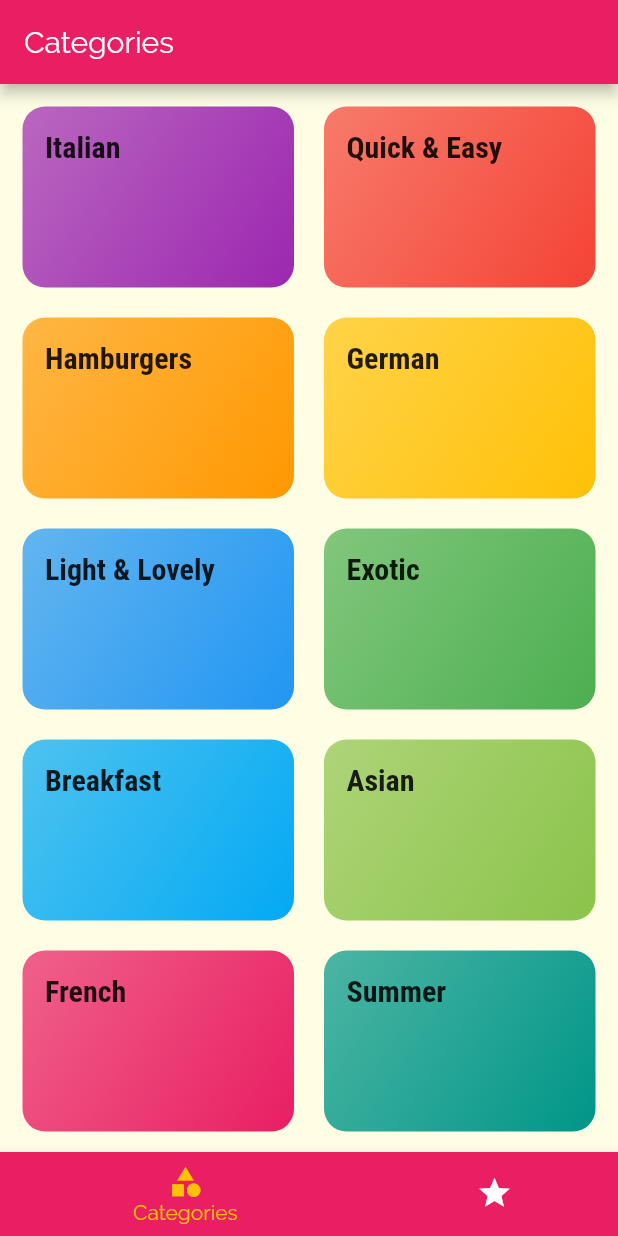
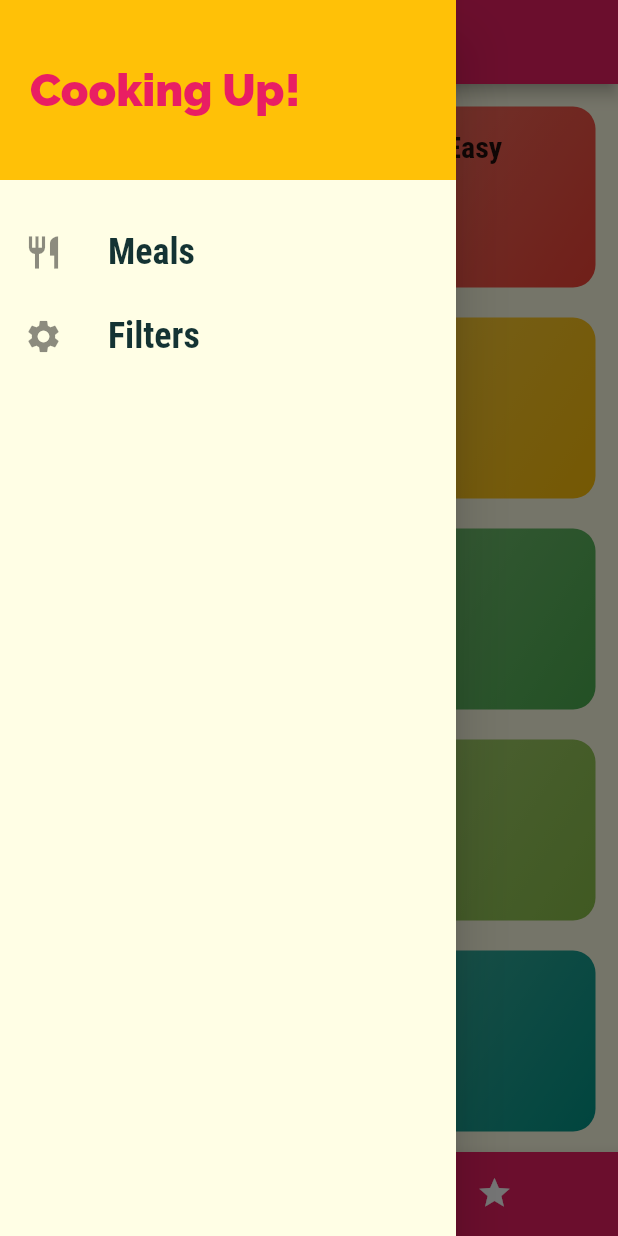
Before and after one commit to sahil1sk/Meals-App, a Flutter app: the screen it shows after launch, with the side drawer open (before the commit the screen has no drawer), on a phone screen of 412 x 824 dp. Run offline on Flutter 3.47's test engine with Material 2 defaults, Android fonts, the phone set to English and light mode, and no system bars.

Commit message:
Adding Custom Drawer

```diff
--- a/lib/screens/tabs_screen.dart
+++ b/lib/screens/tabs_screen.dart
@@ -1,4 +1,5 @@
 import 'package:flutter/material.dart';
+import '../widgets/main_drawer.dart';
 
 import './favorites_screen.dart';
 import './categories_screen.dart';
@@ -37,6 +38,7 @@ class _TabsScreenState extends State<TabsScreen> {
       appBar: AppBar(
         title: Text(_pages[_selectedPageIndex]['title']),
       ),
+      drawer: MainDrawer(),
       body: _pages[_selectedPageIndex]['page'], // setting the page which we want to show
       bottomNavigationBar: BottomNavigationBar( // adding so that our tab will show at bottom
         onTap: _selectPage, // in this we pass the index on which item we click so set according to there index
--- /dev/null
+++ b/lib/widgets/main_drawer.dart
@@ -0,0 +1,51 @@
+import 'package:flutter/material.dart';
+
+class MainDrawer extends StatelessWidget {
+  Widget buildListTile(String title, IconData icon) {
+    return ListTile(
+            leading: Icon(
+              icon,
+              size: 26,
+            ),
+            title: Text(
+              title,
+              style: TextStyle(
+                fontFamily: 'RobotoCondensed',
+                fontSize: 24,
+                fontWeight: FontWeight.bold,
+              ),
+            ),
+            onTap: () {
+
+            },
+          );
+  }
+
+  @override
+  Widget build(BuildContext context) {
+    return Drawer( // helps to create the side bar
+      child: Column(
+        children: <Widget>[
+          Container(
+            height: 120,
+            width: double.infinity,
+            padding: EdgeInsets.all(20),
+            alignment: Alignment.centerLeft, // setting just like text_align
+            color: Theme.of(context).accentColor,
+            child: Text(
+              'Cooking Up!',
+              style: TextStyle(
+                fontWeight: FontWeight.w900,
+                fontSize: 30,
+                color: Theme.of(context).primaryColor,
+              ),
+            ),
+          ),
+          SizedBox(height: 20), // for giving space
+          buildListTile('Meals', Icons.restaurant),
+          buildListTile('Filters', Icons.settings),
+        ],
+      ),
+    );
+  }
+}
```
